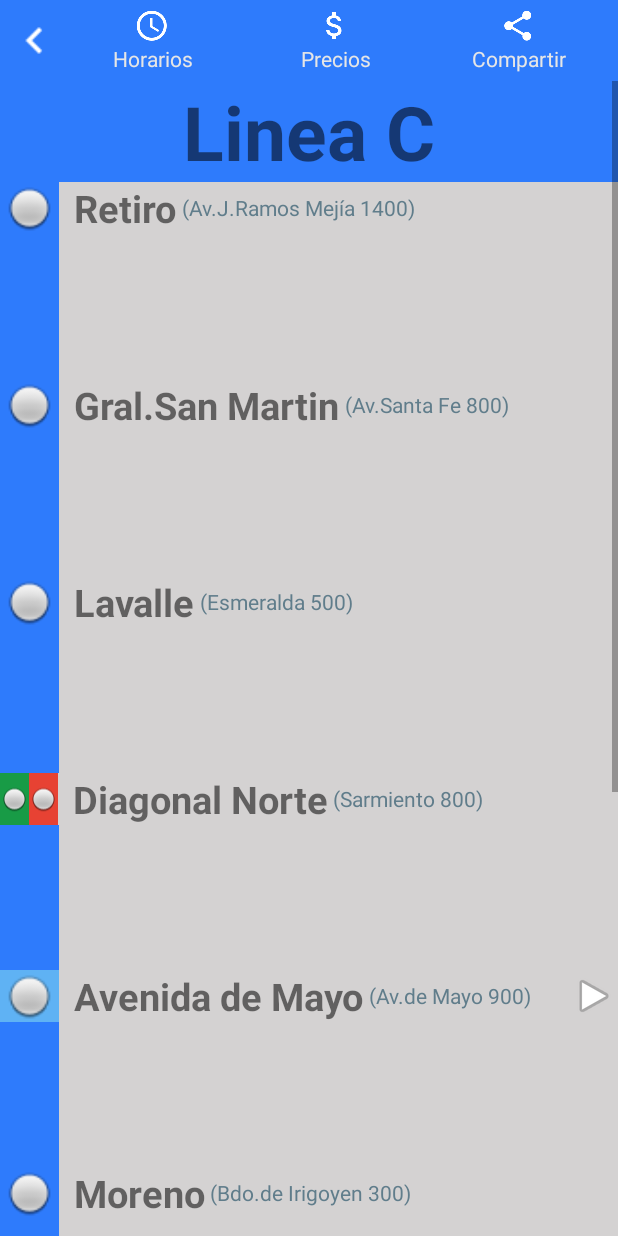
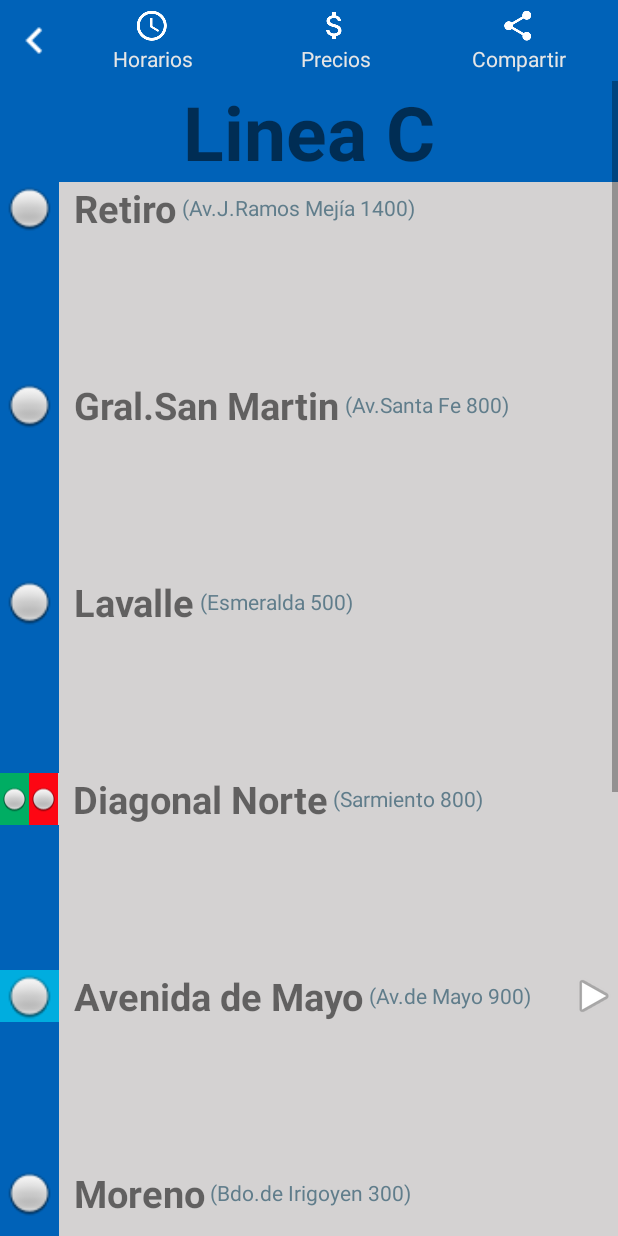
Before and after one commit to cristiansan/Subte, an Android app: the C screen opened directly, with no data from a screen before it, on a phone screen of 412 x 824 dp. Run offline under Robolectric (Android 15) with nearby library versions, the light colour scheme and no system bars.

Commit message:
quite sponsor modifiqué splash agregue info a linea A quité el single line a la C agregué flecha a la derecha (no esta siendo usada) agregué circulo estaciones por style

```diff
--- a/app/src/main/res/layout/activity_main.xml
+++ b/app/src/main/res/layout/activity_main.xml
@@ -129,7 +129,8 @@
             android:textColor="#ffffff"
             android:background="@color/colorBlack"
             android:text="@string/version"
-            android:padding="2dp"
+            android:paddingStart="10dp"
+            android:paddingEnd="10dp"
             android:drawableEnd="@android:drawable/ic_dialog_email"
             android:onClick="btnContactUs"
 
--- a/app/src/main/res/layout/c.xml
+++ b/app/src/main/res/layout/c.xml
@@ -106,7 +106,7 @@
                     android:layout_weight="1"
                     android:gravity="center|left"
                     android:text=" (Av.J.Ramos Mejía 1400)"
-                    android:singleLine="true"
+
                     android:textColor="@color/colorGrey"/>
 
             </LinearLayout>
@@ -245,7 +245,7 @@
                 <TextView
                     android:layout_width="match_parent"
                     android:layout_height="match_parent"
-                    android:singleLine="true"
+
                     android:layout_weight="1"
                     android:gravity="center|left"
                     android:text=" (Av.Santa Fe 800)"
@@ -533,7 +533,7 @@
                 <TextView
                     android:layout_width="match_parent"
                     android:layout_height="match_parent"
-                    android:singleLine="true"
+
                     android:layout_weight="1"
                     android:gravity="center|left"
                     android:text=" (Sarmiento 800)"
@@ -683,7 +683,7 @@
                 <TextView
                     android:layout_width="match_parent"
                     android:layout_height="match_parent"
-                    android:singleLine="true"
+
                     android:gravity="center|left"
                     android:text=" (Av.de Mayo 900)"
                     android:textColor="@color/colorGrey"
@@ -971,7 +971,6 @@
                     android:layout_height="match_parent"
                     android:gravity="center|left"
                     android:text=" (Bdo.de Irigoyen 700)"
-                    android:singleLine="true"
                     android:textColor="@color/colorGrey"
                     android:drawableEnd="@android:drawable/ic_media_play"/>
 
--- a/app/src/main/res/values/colors.xml
+++ b/app/src/main/res/values/colors.xml
@@ -3,13 +3,13 @@
 
     <color name="colorBlack">#000000</color>
     <color name="colorGrey">#607d8b</color>
-    <color name="colorBlueLight">#5fb2f4</color>
-    <color name="colorRed">#e74233</color>
-    <color name="colorBlue">#2e7bfc</color>
-    <color name="colorGreen">#189b46</color>
-    <color name="colorPurple">#9131d6</color>
-    <color name="colorYellow">#dccd4a</color>
-    <color name="colorOrange">#ff9800</color>
+    <color name="colorBlueLight">#00addf</color>
+    <color name="colorRed">#fd0613</color>
+    <color name="colorBlue">#0062b8</color>
+    <color name="colorGreen">#00ad63</color>
+    <color name="colorPurple">#8c009d</color>
+    <color name="colorYellow">#fddf01</color>
+    <color name="colorOrange">#fdad1f</color>
 
 
 </resources>
```
Also changed, not shown: app/src/main/res/drawable/circle_a.xml (added, +25 -0 lines), app/src/main/res/layout/a.xml (+15 -14 lines), app/src/main/res/layout/activity_splash.xml (+20 -26 lines), app/src/main/res/drawable-hdpi/ic_chevron_left_white_24dp.png, app/src/main/res/drawable/sponsor.jpg (deleted), app/src/main/res/drawable/sponsor.png (added).
